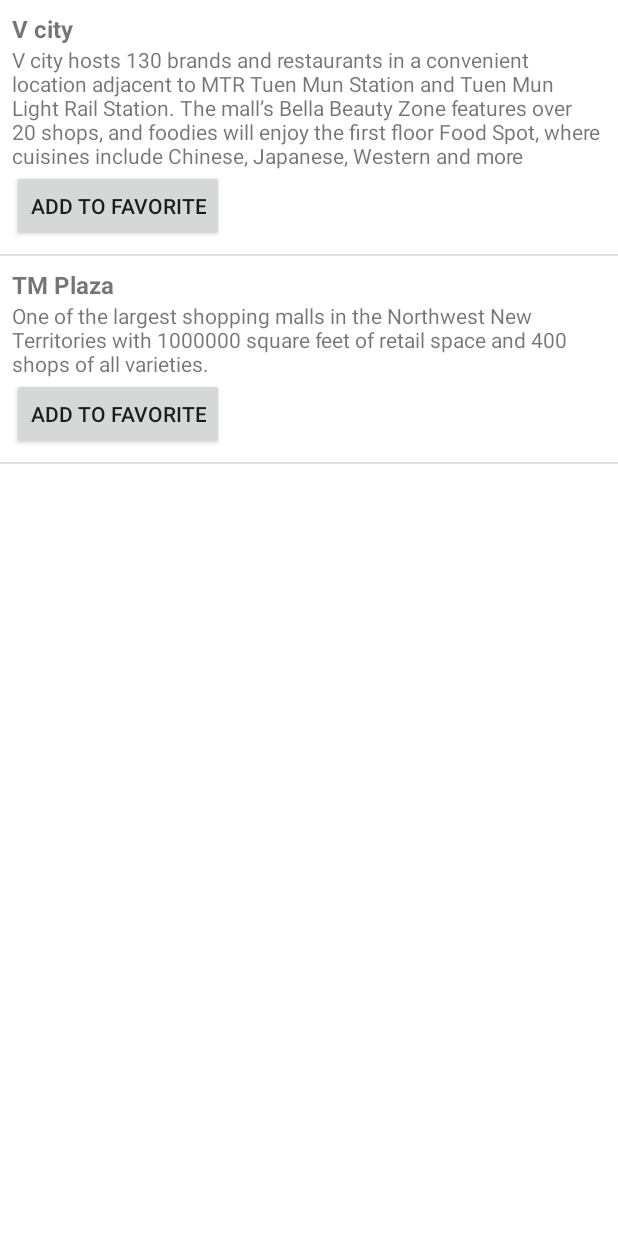
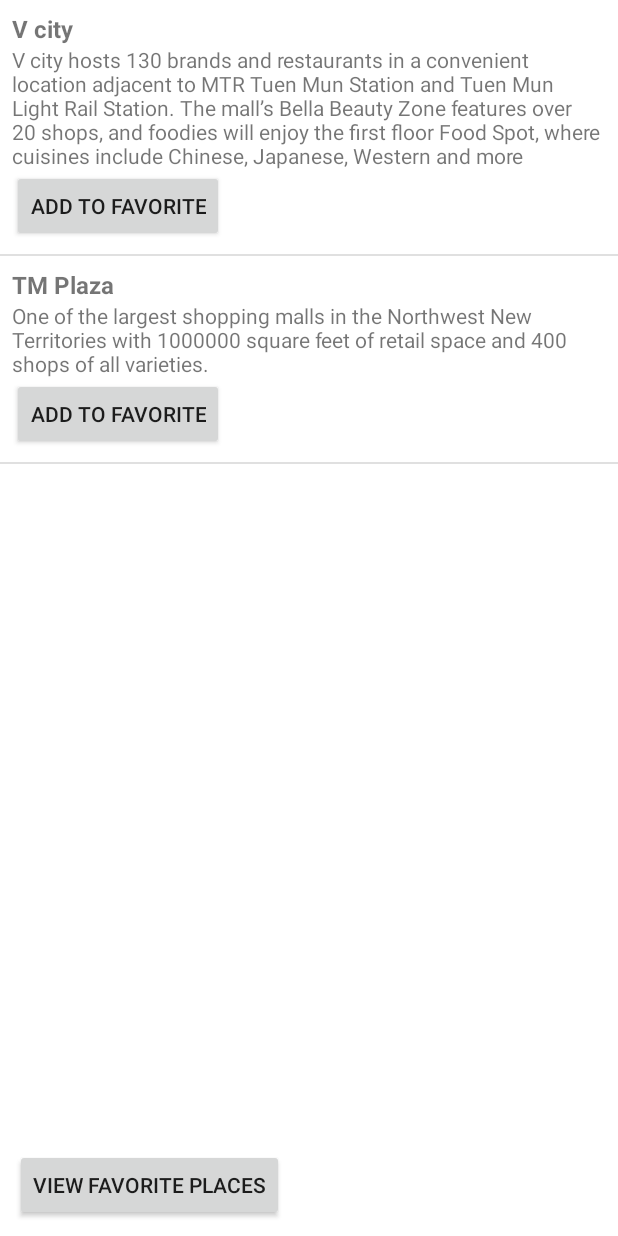
Before and after one commit to hinson23701/VT6002CEM_CW2_KwokPaakHin, an Android app: the PlaceActivity screen opened directly, with no data from a screen before it, on a phone screen of 412 x 824 dp. Run offline under Robolectric (Android 15) with nearby library versions, the phone set to English and light mode, and no system bars.

Commit message:
add to favourite function, adapter completed and UI updated

```diff
--- a/app/src/main/java/hk/edu/shape/MallDatabaseHelper.java
+++ b/app/src/main/java/hk/edu/shape/MallDatabaseHelper.java
@@ -49,7 +49,7 @@ public class MallDatabaseHelper extends SQLiteOpenHelper {
 
         // Recreate the tables
         onCreate(db);
-        // Handle database version upgrades if needed
+
     }
 
     public void insertMall(Place mall) {
--- a/app/src/main/java/hk/edu/shape/MallListAdapter.java
+++ b/app/src/main/java/hk/edu/shape/MallListAdapter.java
@@ -5,7 +5,9 @@ import android.view.LayoutInflater;
 import android.view.View;
 import android.view.ViewGroup;
 import android.widget.ArrayAdapter;
+import android.widget.Button;
 import android.widget.TextView;
+import android.widget.Toast;
 
 import androidx.annotation.NonNull;
 import androidx.annotation.Nullable;
@@ -15,11 +17,13 @@ import java.util.List;
 public class MallListAdapter extends ArrayAdapter<Place> {
     private Context mContext;
     private List<Place> malls;
+    private MallDatabaseHelper databaseHelper;
 
     public MallListAdapter(Context context, List<Place> malls) {
         super(context, 0, malls);
         mContext = context;
         this.malls = malls;
+        databaseHelper = new MallDatabaseHelper(mContext);
     }
 
     @NonNull
@@ -31,6 +35,7 @@ public class MallListAdapter extends ArrayAdapter<Place> {
             holder = new ViewHolder();
             holder.nameTextView = convertView.findViewById(R.id.textViewName);
             holder.descriptionTextView = convertView.findViewById(R.id.textViewDescription);
+            holder.favoriteButton = convertView.findViewById(R.id.button_favorite);
             convertView.setTag(holder);
         } else {
             holder = (ViewHolder) convertView.getTag();
@@ -40,7 +45,31 @@ public class MallListAdapter extends ArrayAdapter<Place> {
         if (place != null) {
             holder.nameTextView.setText(place.getName());
             holder.descriptionTextView.setText(place.getDescription());
+        }  // Check if the place is a favorite
+        if (databaseHelper.isFavorite(place)) {
+            holder.favoriteButton.setText("Remove from Favorite");
+        } else {
+            holder.favoriteButton.setText("Add to Favorite");
         }
+
+        // Set click listener for the favorite button
+        holder.favoriteButton.setOnClickListener(new View.OnClickListener() {
+            @Override
+            public void onClick(View v) {
+                // Check if the place is a favorite
+                if (databaseHelper.isFavorite(place)) {
+                    // Remove the place from favorites in the SQLite database
+                    databaseHelper.removeFromFavorites(place);
+                    Toast.makeText(mContext, "Removed from Favorites", Toast.LENGTH_SHORT).show();
+                } else {
+                    // Add the place to favorites in the SQLite database
+                    databaseHelper.addToFavorites(place);
+                    Toast.makeText(mContext, "Added to Favorites", Toast.LENGTH_SHORT).show();
+                }
+                notifyDataSetChanged(); // Update the ListView
+            }
+        });
+
 
         return convertView;
     }
@@ -63,6 +92,7 @@ public class MallListAdapter extends ArrayAdapter<Place> {
 
 
     private static class ViewHolder {
+        Button favoriteButton;
         TextView nameTextView;
         TextView descriptionTextView;
     }
--- a/app/src/main/java/hk/edu/shape/PlaceActivity.java
+++ b/app/src/main/java/hk/edu/shape/PlaceActivity.java
@@ -3,6 +3,7 @@ package hk.edu.shape;
 import android.app.Activity;
 import android.content.Intent;
 import android.os.Bundle;
+import android.view.View;
 import android.widget.ListView;
 
 import java.util.List;
@@ -30,4 +31,9 @@ public class PlaceActivity extends Activity {
         adapter = new MallListAdapter(this, malls);
         listView.setAdapter(adapter);
     }
+
+    public void OnClick(View view) {
+        Intent intent = new Intent(PlaceActivity.this, FavoritePlacesActivity.class);
+        startActivity(intent);
+    }
 }
--- a/app/src/main/res/layout/activity_main.xml
+++ b/app/src/main/res/layout/activity_main.xml
@@ -28,7 +28,7 @@
         android:layout_width="match_parent"
         android:layout_height="100dp"
         android:layout_gravity="center"
-        android:text="Use without Login"
+        android:text="Quest Login"
         tools:layout_editor_absoluteX="105dp"
         tools:layout_editor_absoluteY="171dp"
         android:onClick="ToMainPage"/>
--- a/app/src/main/res/layout/list_place.xml
+++ b/app/src/main/res/layout/list_place.xml
@@ -1,5 +1,5 @@
 <?xml version="1.0" encoding="utf-8"?>
-<androidx.constraintlayout.widget.ConstraintLayout xmlns:android="http://schemas.android.com/apk/res/android"
+<RelativeLayout xmlns:android="http://schemas.android.com/apk/res/android"
     android:layout_width="match_parent"
     android:layout_height="match_parent"
     xmlns:tools="http://schemas.android.com/tools"
@@ -11,5 +11,24 @@
         android:id="@+id/listview"
         tools:listitem="@layout/list_item"
         />
+    <LinearLayout
+        android:id="@+id/buttonsLayout"
+        android:layout_width="match_parent"
+        android:layout_height="wrap_content"
+        android:orientation="vertical"
+        android:layout_alignParentBottom="true"
+        android:padding="10dp">
 
-</androidx.constraintlayout.widget.ConstraintLayout>
+    <Button
+        android:id="@+id/favorite_button"
+        android:layout_width="wrap_content"
+        android:layout_height="wrap_content"
+        android:text="View Favorite Places"
+        android:layout_below="@+id/listview"
+        android:layout_centerHorizontal="true"
+        android:layout_marginTop="16dp"
+        android:onClick = "OnClick"
+        />
+    </LinearLayout>
+
+</RelativeLayout>
```
Also changed, not shown: app/src/main/AndroidManifest.xml (+9 -0 lines), app/src/main/java/hk/edu/shape/FavoritePlacesActivity.java (added, +27 -0 lines), app/src/main/java/hk/edu/shape/FavoritePlacesAdapter.java (added, +55 -0 lines), app/src/main/res/layout/activity_favorite_places.xml (added, +12 -0 lines), app/src/main/res/layout/list_item_favorite_place.xml (added, +21 -0 lines).
